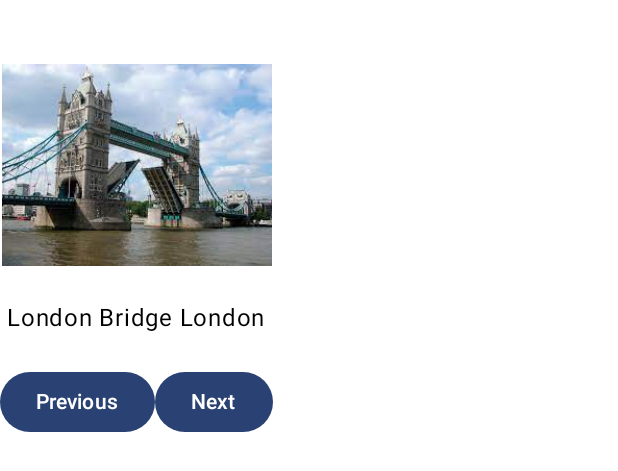
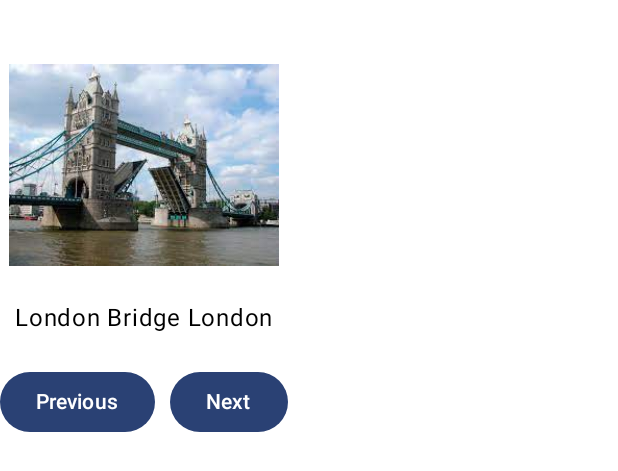
Before and after one commit to lalhming-muana/Repo_testna_app, an Android app built with Jetpack Compose: the @Preview function GreetingPreview, on a phone screen of 412 x 824 dp. Shown: the top 471 px of the screen. Run offline under Robolectric (Android 15) with nearby library versions, the phone set to English and light mode, and no system bars.

```diff
--- a/app/src/main/java/com/example/repo_testna/MainActivity.kt
+++ b/app/src/main/java/com/example/repo_testna/MainActivity.kt
@@ -72,6 +72,7 @@ fun Greeting(modifier: Modifier = Modifier) {
                     }
 
                     Button(onClick = { /*TODO*/ },
+                            modifier= Modifier.padding(start = 10.dp),
                         ) {
                         Text("Next")
                     }
```
Also changed, not shown: app/src/main/res/drawable-nodpi/eiffel_tower.webp (added), app/src/main/res/drawable-nodpi/statue_of_liberty.webp (added).
